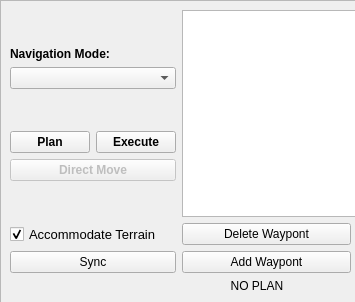
swhart115/nasa_robot_teleop, file ui/navigation_controls_widget.ui: the form before one commit.
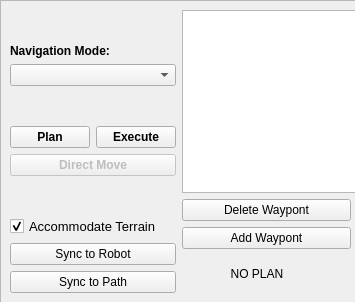
The form after the commit.

Commit message: - added TF frames for waypoints - added "sync to path" option for waypoint goal heading

Patch:
```diff
--- a/ui/navigation_controls_widget.ui
+++ b/ui/navigation_controls_widget.ui
@@ -115,7 +115,7 @@
       </property>
      </widget>
     </item>
-    <item row="0" column="0" rowspan="2">
+    <item row="0" column="0" rowspan="3">
      <layout class="QVBoxLayout" name="verticalLayout_4">
       <item>
        <spacer name="verticalSpacer">
@@ -265,7 +265,14 @@
         <item>
          <widget class="QPushButton" name="sync_orientation_button">
           <property name="text">
-           <string>Sync</string>
+           <string>Sync to Robot</string>
+          </property>
+         </widget>
+        </item>
+        <item>
+         <widget class="QPushButton" name="sync_to_path_orientation_button">
+          <property name="text">
+           <string>Sync to Path</string>
           </property>
          </widget>
         </item>
```
Left out of the diff: 2 changed lines with no effect on the pictures. The commit also changes 5 other files.
